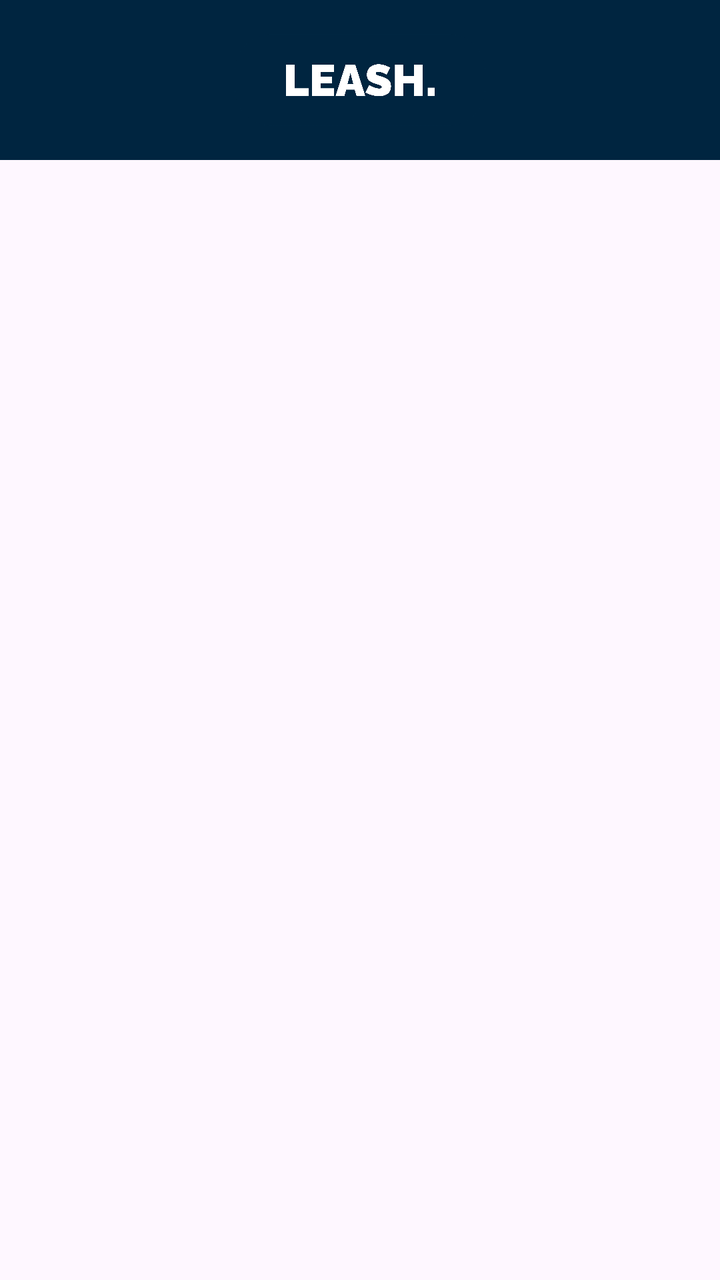
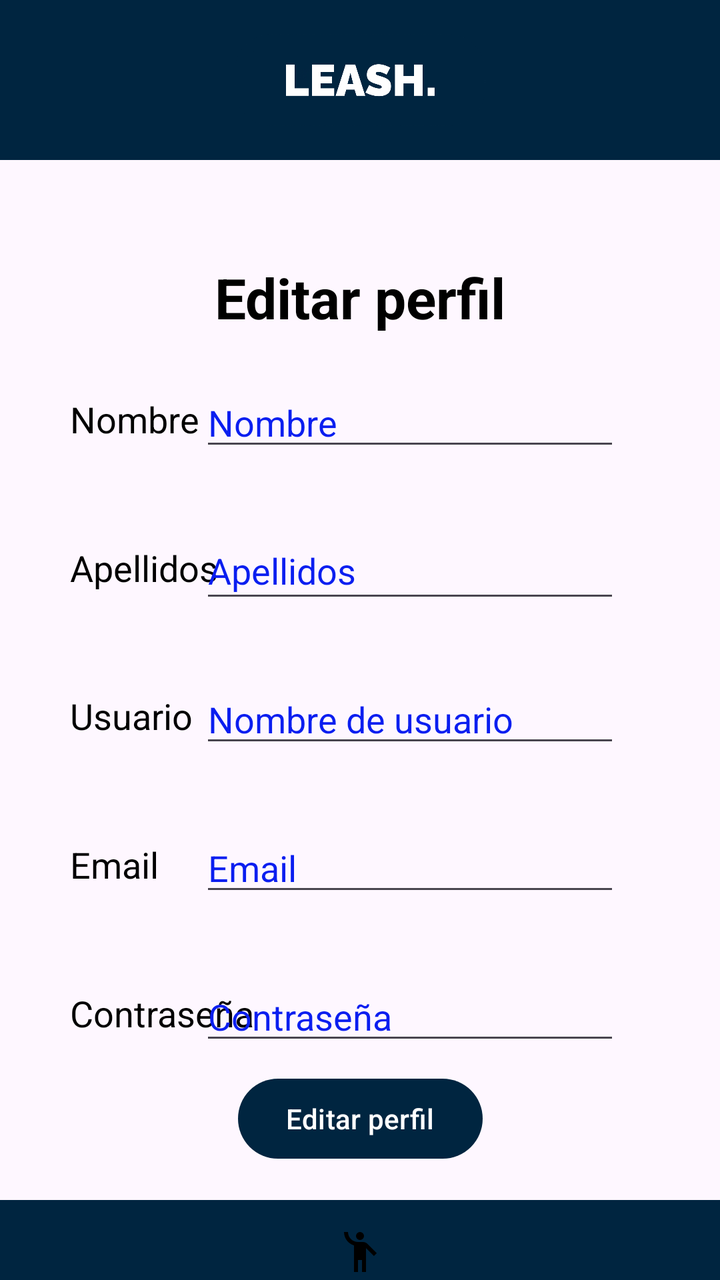

An Android layout rendered at two revisions. The XML below is the earlier revision; the diff shows what the commit changed to produce the second picture.
<!-- AndroidManifest.xml: application theme Theme.Proyecto -->
<!-- res/layout/activity_modificar.xml -->
<?xml version="1.0" encoding="utf-8"?>
<androidx.constraintlayout.widget.ConstraintLayout xmlns:android="http://schemas.android.com/apk/res/android"
    xmlns:app="http://schemas.android.com/apk/res-auto"
    xmlns:tools="http://schemas.android.com/tools"
    android:id="@+id/main"
    android:layout_width="match_parent"
    android:layout_height="match_parent"
    tools:context=".Vistas.ModificarActivity">


    <androidx.appcompat.widget.Toolbar
        android:id="@+id/tbEditar"
        android:layout_width="0dp"
        android:layout_height="80dp"
        android:background="@color/Azul_Logo"
        android:minHeight="?attr/actionBarSize"
        android:theme="?attr/actionBarTheme"
        app:layout_constraintEnd_toEndOf="parent"
        app:layout_constraintStart_toStartOf="parent"
        app:layout_constraintTop_toTopOf="parent"
        app:maxButtonHeight="70dp" />

    <ImageView
        android:id="@+id/logoEditar"
        android:layout_width="0dp"
        android:layout_height="80dp"
        app:layout_constraintEnd_toEndOf="parent"
        app:layout_constraintStart_toStartOf="parent"
        app:layout_constraintTop_toTopOf="@+id/tbEditar"
        app:srcCompat="@drawable/logo_transparente" />
</androidx.constraintlayout.widget.ConstraintLayout>
<!-- resources referenced by this layout -->
<resources>
  <color name="Azul_Logo">#002540</color>
  <!-- drawable logo_transparente: png bitmap (drawable, 154148 bytes) -->
  <style name="Theme.Proyecto" parent="Base.Theme.Proyecto" />
  <style name="Base.Theme.Proyecto" parent="Theme.Material3.DayNight.NoActionBar">
          
          
      </style>
</resources>

<!-- the commit's change to res/layout/activity_modificar.xml (unified diff, before → after) -->
@@ -8,8 +8,22 @@
     tools:context=".Vistas.ModificarActivity">
 
 
+    <TextView
+        android:id="@+id/textView5"
+        android:layout_width="wrap_content"
+        android:layout_height="wrap_content"
+        android:layout_marginTop="50dp"
+        android:text="@string/Editar"
+        android:textAlignment="center"
+        android:textColor="@color/Negro"
+        android:textSize="28sp"
+        android:textStyle="bold"
+        app:layout_constraintEnd_toEndOf="parent"
+        app:layout_constraintStart_toStartOf="parent"
+        app:layout_constraintTop_toBottomOf="@+id/tbMuro" />
+
     <androidx.appcompat.widget.Toolbar
-        android:id="@+id/tbEditar"
+        android:id="@+id/tbMuro"
         android:layout_width="0dp"
         android:layout_height="80dp"
         android:background="@color/Azul_Logo"
@@ -20,12 +34,180 @@
         app:layout_constraintTop_toTopOf="parent"
         app:maxButtonHeight="70dp" />
 
+    <TextView
+        android:id="@+id/txtnombre"
+        android:layout_width="73dp"
+        android:layout_height="wrap_content"
+        android:layout_marginStart="35dp"
+        android:layout_marginTop="30dp"
+        android:text="@string/Nombre"
+        android:textColor="@color/Negro"
+        android:textSize="18sp"
+        app:layout_constraintStart_toStartOf="parent"
+        app:layout_constraintTop_toBottomOf="@+id/textView5" />
+
+    <EditText
+        android:id="@+id/editNombreEd"
+        android:layout_width="wrap_content"
+        android:layout_height="wrap_content"
+        android:layout_marginEnd="50dp"
+        android:ems="10"
+        android:hint="@string/Nombre"
+        android:inputType="text"
+        android:textColor="@color/Negro"
+        android:textColorHint="@color/Azul_Oscuro"
+        android:textSize="18sp"
+        app:layout_constraintBottom_toBottomOf="@+id/txtnombre"
+        app:layout_constraintEnd_toEndOf="parent"
+        app:layout_constraintTop_toTopOf="@+id/txtnombre" />
+
+    <TextView
+        android:id="@+id/txtApellidos"
+        android:layout_width="wrap_content"
+        android:layout_height="24dp"
+        android:layout_marginStart="35dp"
+        android:layout_marginTop="50dp"
+        android:text="@string/Apellidos"
+        android:textColor="@color/Negro"
+        android:textSize="18sp"
+        app:layout_constraintStart_toStartOf="parent"
+        app:layout_constraintTop_toBottomOf="@+id/txtnombre" />
+
+    <EditText
+        android:id="@+id/editApellidosEd"
+        android:layout_width="210dp"
+        android:layout_height="45dp"
+        android:layout_marginEnd="50dp"
+        android:ems="10"
+        android:hint="@string/Apellidos"
+        android:inputType="text"
+        android:textColor="@color/Negro"
+        android:textColorHint="@color/Azul_Oscuro"
+        android:textSize="18sp"
+        app:layout_constraintBottom_toBottomOf="@+id/txtApellidos"
+        app:layout_constraintEnd_toEndOf="parent"
+        app:layout_constraintTop_toTopOf="@+id/txtApellidos" />
+
+    <TextView
+        android:id="@+id/txtUsuario"
+        android:layout_width="wrap_content"
+        android:layout_height="wrap_content"
+        android:layout_marginStart="35dp"
+        android:layout_marginTop="50dp"
+        android:text="@string/usuario"
+        android:textColor="@color/Negro"
+        android:textSize="18sp"
+        app:layout_constraintStart_toStartOf="parent"
+        app:layout_constraintTop_toBottomOf="@+id/txtApellidos" />
+
+    <EditText
+        android:id="@+id/editUsuarioEd"
+        android:layout_width="wrap_content"
+        android:layout_height="wrap_content"
+        android:layout_marginEnd="50dp"
+        android:ems="10"
+        android:hint="@string/nombreUsu"
+        android:inputType="text"
+        android:textColor="@color/Negro"
+        android:textColorHint="@color/Azul_Oscuro"
+        android:textSize="18sp"
+        app:layout_constraintBottom_toBottomOf="@+id/txtUsuario"
+        app:layout_constraintEnd_toEndOf="parent"
+        app:layout_constraintTop_toTopOf="@+id/txtUsuario" />
+
+    <TextView
+        android:id="@+id/txtEmail"
+        android:layout_width="wrap_content"
+        android:layout_height="wrap_content"
+        android:layout_marginStart="35dp"
+        android:layout_marginTop="50dp"
+        android:text="@string/Email"
+        android:textColor="@color/Negro"
+        android:textSize="18sp"
+        app:layout_constraintStart_toStartOf="parent"
+        app:layout_constraintTop_toBottomOf="@+id/txtUsuario" />
+
+    <EditText
+        android:id="@+id/editEmailEd"
+        android:layout_width="wrap_content"
+        android:layout_height="wrap_content"
+        android:layout_marginEnd="50dp"
+        android:ems="10"
+        android:hint="@string/Email"
+        android:inputType="text|textEmailAddress"
+        android:textColor="@color/Negro"
+        android:textColorHint="@color/Azul_Oscuro"
+        android:textSize="18sp"
+        app:layout_constraintBottom_toBottomOf="@+id/txtEmail"
+        app:layout_constraintEnd_toEndOf="parent"
+        app:layout_constraintTop_toTopOf="@+id/txtEmail" />
+
+    <TextView
+        android:id="@+id/textView"
+        android:layout_width="wrap_content"
+        android:layout_height="wrap_content"
+        android:layout_marginStart="35dp"
+        android:layout_marginTop="50dp"
+        android:text="@string/contraseña"
+        android:textColor="@color/Negro"
+        android:textSize="18sp"
+        app:layout_constraintStart_toStartOf="parent"
+        app:layout_constraintTop_toBottomOf="@+id/txtEmail" />
+
+    <EditText
+        android:id="@+id/editPasswordEd"
+        android:layout_width="wrap_content"
+        android:layout_height="wrap_content"
+        android:layout_marginEnd="50dp"
+        android:ems="10"
+        android:hint="@string/contraseña"
+        android:inputType="text|textPassword"
+        android:textColor="@color/Negro"
+        android:textColorHint="@color/Azul_Oscuro"
+        android:textSize="18sp"
+        app:layout_constraintBottom_toBottomOf="@+id/textView"
+        app:layout_constraintEnd_toEndOf="parent"
+        app:layout_constraintTop_toTopOf="@+id/textView" />
+
+    <androidx.appcompat.widget.Toolbar
+        android:id="@+id/toolbar3"
+        android:layout_width="0dp"
+        android:layout_height="40dp"
+        android:background="@color/Azul_Logo"
+        android:minHeight="?attr/actionBarSize"
+        android:theme="?attr/actionBarTheme"
+        app:layout_constraintBottom_toBottomOf="parent"
+        app:layout_constraintEnd_toEndOf="parent"
+        app:layout_constraintStart_toStartOf="parent" />
+
+    <TextView
+        android:id="@+id/volverPerfil"
+        android:layout_width="35dp"
+        android:layout_height="36dp"
+        android:drawableBottom="@drawable/perfil"
+        android:textSize="20sp"
+        app:layout_constraintBottom_toBottomOf="parent"
+        app:layout_constraintEnd_toEndOf="@+id/toolbar3"
+        app:layout_constraintStart_toStartOf="@+id/toolbar3"
+        app:layout_constraintTop_toTopOf="@+id/toolbar3" />
+
+    <Button
+        android:id="@+id/btnEditar"
+        android:layout_width="wrap_content"
+        android:layout_height="wrap_content"
+        android:text="@string/Editar"
+        app:layout_constraintBottom_toTopOf="@+id/toolbar3"
+        app:layout_constraintEnd_toEndOf="parent"
+        app:layout_constraintStart_toStartOf="parent"
+        app:layout_constraintTop_toBottomOf="@+id/textView" />
     <ImageView
-        android:id="@+id/logoEditar"
+        android:id="@+id/imageView6"
         android:layout_width="0dp"
-        android:layout_height="80dp"
-        app:layout_constraintEnd_toEndOf="parent"
-        app:layout_constraintStart_toStartOf="parent"
-        app:layout_constraintTop_toTopOf="@+id/tbEditar"
-        app:srcCompat="@drawable/logo_transparente" />
+        android:layout_height="0dp"
+        android:src="@drawable/logo3"
+        app:layout_constraintBottom_toBottomOf="@+id/tbMuro"
+        app:layout_constraintEnd_toEndOf="@+id/tbMuro"
+        app:layout_constraintStart_toStartOf="parent"
+        app:layout_constraintTop_toTopOf="parent" />
+
 </androidx.constraintlayout.widget.ConstraintLayout>
<!-- resource entries referenced after the edit -->
@@ -1,11 +1,27 @@
 <!-- resources referenced by this layout -->
 <resources>
   <color name="Azul_Logo">#002540</color>
-  <!-- drawable logo_transparente: png bitmap (drawable, 154148 bytes) -->
+  <color name="Azul_Oscuro">#0A1EF0</color>
+  <color name="Negro">#FF000000</color>
+  <!-- drawable logo3: png bitmap (drawable, 65591 bytes) -->
+  <!-- drawable perfil (drawable) -->
+  <vector xmlns:android="http://schemas.android.com/apk/res/android" android:height="24dp" android:tint="#000000" android:viewportHeight="24" android:viewportWidth="24" android:width="24dp">
+        
+      <path android:fillColor="@android:color/white" android:pathData="M12,4m-2,0a2,2 0,1 1,4 0a2,2 0,1 1,-4 0"/>
+        
+      <path android:fillColor="@android:color/white" android:pathData="M15.89,8.11C15.5,7.72 14.83,7 13.53,7c-0.21,0 -1.42,0 -2.54,0C8.24,6.99 6,4.75 6,2H4c0,3.16 2.11,5.84 5,6.71V22h2v-6h2v6h2V10.05L18.95,14l1.41,-1.41L15.89,8.11z"/>
+      
+  </vector>
+  <string name="Apellidos">Apellidos</string>
+  <string name="Editar">Editar perfil</string>
+  <string name="Email" translatable="false">Email</string>
+  <string name="Nombre">Nombre</string>
+  <string name="nombreUsu">Nombre de usuario</string>
+  <string name="usuario">Usuario</string>
   <style name="Theme.Proyecto" parent="Base.Theme.Proyecto" />
   <style name="Base.Theme.Proyecto" parent="Theme.Material3.DayNight.NoActionBar">
           
-          
+          <item name="colorPrimary">@color/Azul_Logo</item>
       </style>
 </resources>
 
